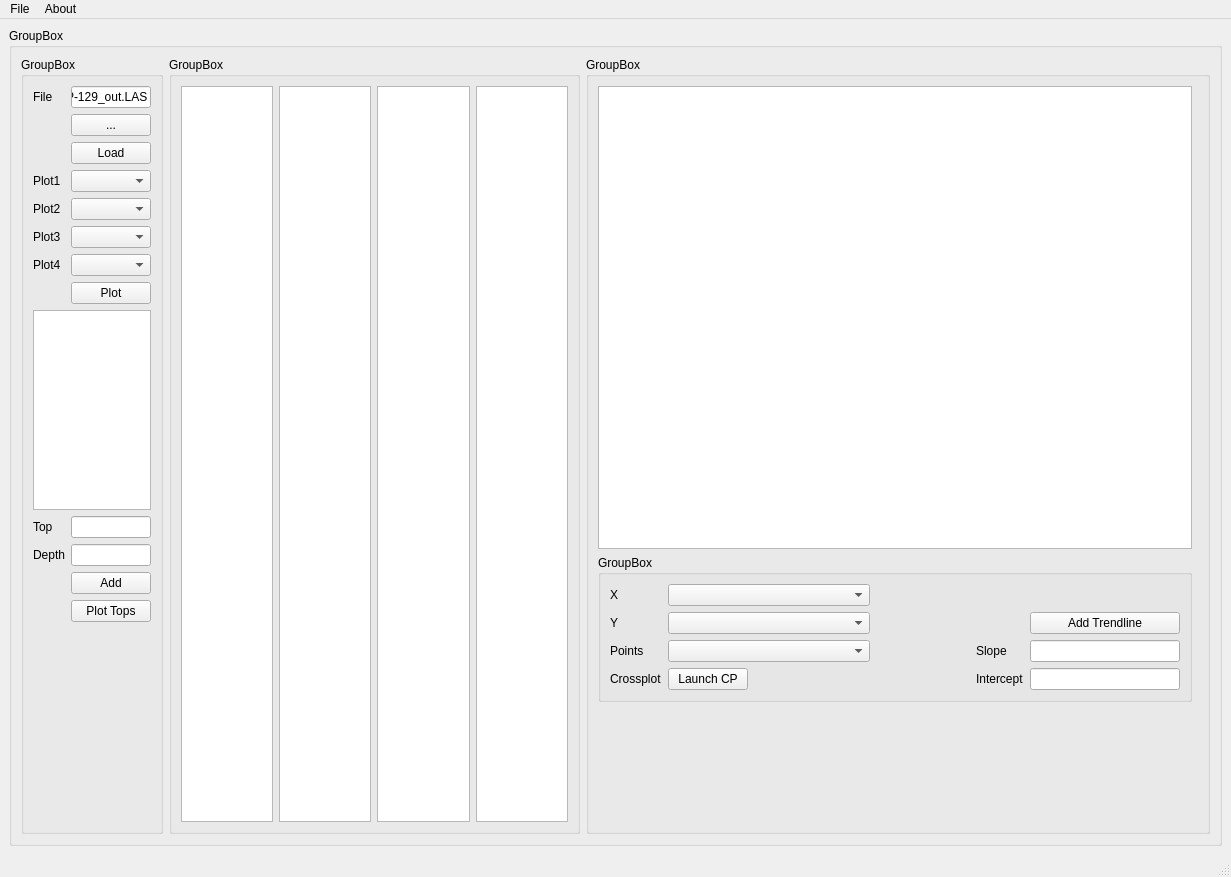
Old version of the form calgeopy_march27.ui in the repository calgeopy/Sprint_March_2018.
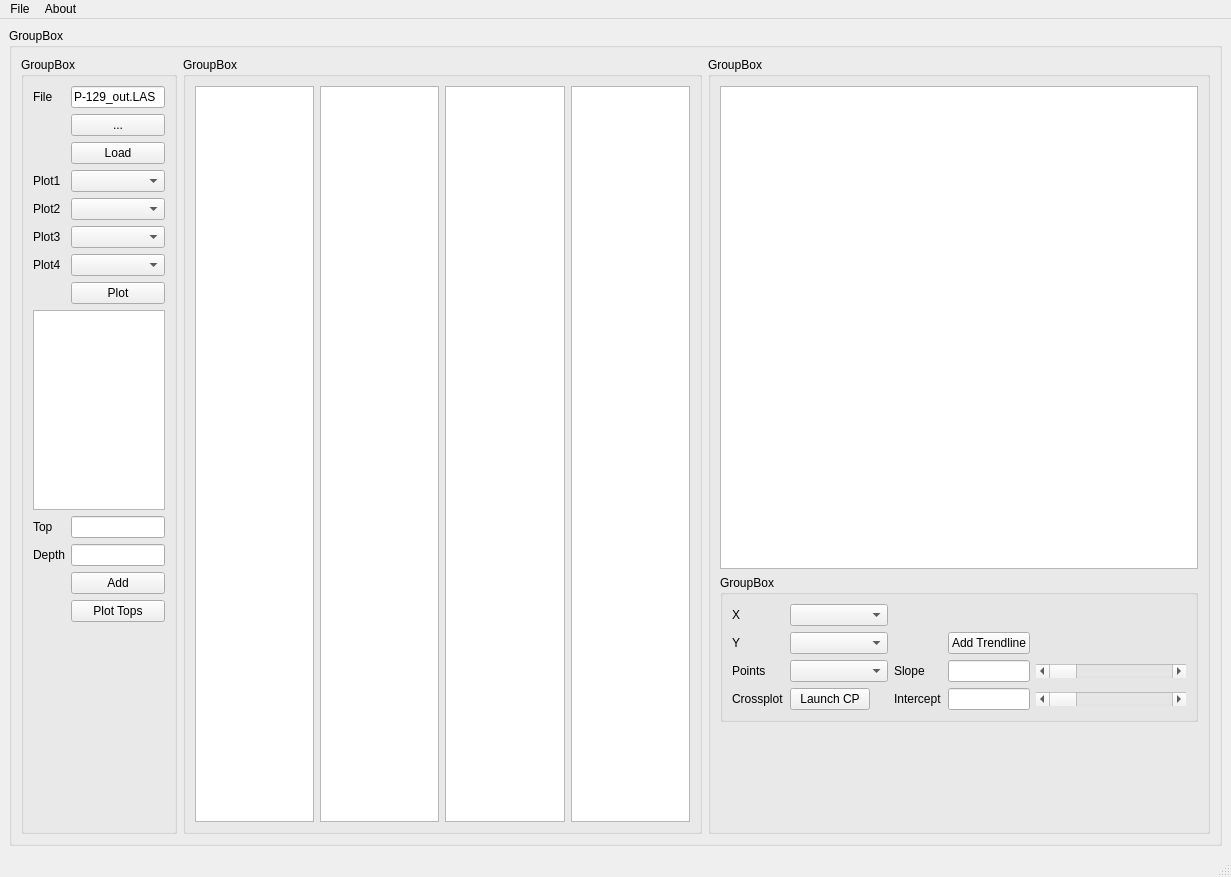
New version of the form. Custom widgets are drawn as their Qt base class.

```diff
--- a/calgeopy_march27.ui
+++ b/calgeopy_march27.ui
@@ -163,21 +163,61 @@
        </item>
        <item>
         <widget class="QGroupBox" name="groupBox_8">
+         <property name="sizePolicy">
+          <sizepolicy hsizetype="Expanding" vsizetype="Preferred">
+           <horstretch>0</horstretch>
+           <verstretch>0</verstretch>
+          </sizepolicy>
+         </property>
+         <property name="maximumSize">
+          <size>
+           <width>800</width>
+           <height>16777215</height>
+          </size>
+         </property>
          <property name="title">
           <string>GroupBox</string>
          </property>
          <layout class="QGridLayout" name="gridLayout_5">
           <item row="0" column="0">
-           <widget class="PlotWidget" name="gvPlot1"/>
+           <widget class="PlotWidget" name="gvPlot1">
+            <property name="maximumSize">
+             <size>
+              <width>150</width>
+              <height>16777215</height>
+             </size>
+            </property>
+           </widget>
           </item>
           <item row="0" column="1">
-           <widget class="PlotWidget" name="gvPlot2"/>
+           <widget class="PlotWidget" name="gvPlot2">
+            <property name="maximumSize">
+             <size>
+              <width>150</width>
+              <height>16777215</height>
+             </size>
+            </property>
+           </widget>
           </item>
           <item row="0" column="4">
-           <widget class="PlotWidget" name="gvPlot4"/>
+           <widget class="PlotWidget" name="gvPlot4">
+            <property name="maximumSize">
+             <size>
+              <width>150</width>
+              <height>16777215</height>
+             </size>
+            </property>
+           </widget>
           </item>
           <item row="0" column="2">
-           <widget class="PlotWidget" name="gvPlot3"/>
+           <widget class="PlotWidget" name="gvPlot3">
+            <property name="maximumSize">
+             <size>
+              <width>150</width>
+              <height>16777215</height>
+             </size>
+            </property>
+           </widget>
           </item>
          </layout>
          <zorder>scatter</zorder>
@@ -193,22 +233,6 @@
           <string>GroupBox</string>
          </property>
          <layout class="QGridLayout" name="gridLayout">
-          <item row="4" column="0" colspan="2">
-           <spacer name="horizontalSpacer_3">
-            <property name="orientation">
-             <enum>Qt::Horizontal</enum>
-            </property>
-            <property name="sizeType">
-             <enum>QSizePolicy::Fixed</enum>
-            </property>
-            <property name="sizeHint" stdset="0">
-             <size>
-              <width>600</width>
-              <height>20</height>
-             </size>
-            </property>
-           </spacer>
-          </item>
           <item row="3" column="0">
            <spacer name="verticalSpacer_2">
             <property name="orientation">
@@ -265,7 +289,7 @@
                </property>
               </widget>
              </item>
-             <item row="4" column="8">
+             <item row="4" column="7">
               <widget class="QLineEdit" name="le_trendlineint">
                <property name="maximumSize">
                 <size>
@@ -282,7 +306,7 @@
                </property>
               </widget>
              </item>
-             <item row="1" column="8">
+             <item row="1" column="7">
               <widget class="QPushButton" name="btn_trendline">
                <property name="text">
                 <string>Add Trendline</string>
@@ -295,14 +319,14 @@
              <item row="3" column="1" colspan="4">
               <widget class="QComboBox" name="cb_points"/>
              </item>
-             <item row="3" column="6">
+             <item row="3" column="5">
               <widget class="QLabel" name="label_13">
                <property name="text">
                 <string>Slope</string>
                </property>
               </widget>
              </item>
-             <item row="3" column="8">
+             <item row="3" column="7">
               <widget class="QLineEdit" name="le_trendlineslope">
                <property name="enabled">
                 <bool>true</bool>
@@ -321,7 +345,7 @@
                </property>
               </widget>
              </item>
-             <item row="4" column="6">
+             <item row="4" column="5">
               <widget class="QLabel" name="label_12">
                <property name="text">
                 <string>Intercept</string>
@@ -331,21 +355,25 @@
              <item row="1" column="1" colspan="4">
               <widget class="QComboBox" name="cb_y"/>
              </item>
-             <item row="4" column="5">
-              <spacer name="horizontalSpacer">
-               <property name="orientation">
-                <enum>Qt::Horizontal</enum>
-               </property>
-               <property name="sizeType">
-                <enum>QSizePolicy::Fixed</enum>
-               </property>
-               <property name="sizeHint" stdset="0">
+             <item row="3" column="8">
+              <widget class="QScrollBar" name="horizontalScrollBar">
+               <property name="minimumSize">
                 <size>
-                 <width>100</width>
-                 <height>20</height>
+                 <width>150</width>
+                 <height>0</height>
                 </size>
                </property>
-              </spacer>
+               <property name="orientation">
+                <enum>Qt::Horizontal</enum>
+               </property>
+              </widget>
+             </item>
+             <item row="4" column="8">
+              <widget class="QScrollBar" name="horizontalScrollBar_2">
+               <property name="orientation">
+                <enum>Qt::Horizontal</enum>
+               </property>
+              </widget>
              </item>
             </layout>
             <zorder>label_9</zorder>
```
Left out of the diff: 3 changed lines with no effect on the pictures.
